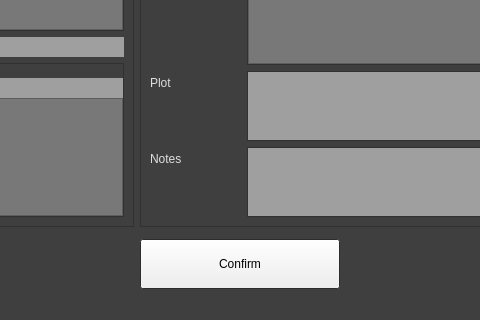
This is ui/edit_ui.ui in rexosorous/media-organizer as Qt 5 draws it before an edit; both pictures show x 504 to 984 and y 430 to 750 of the 1109 by 750 pixel window. The edited form follows.
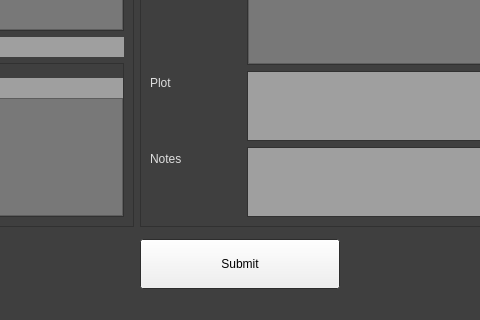
This is the edited form.

```diff
--- a/ui/edit_ui.ui
+++ b/ui/edit_ui.ui
@@ -121,7 +121,7 @@
        </size>
       </property>
       <property name="text">
-       <string>Confirm</string>
+       <string>Submit</string>
       </property>
      </widget>
     </item>
```
Left out of the diff: 2 changed lines with no effect on the pictures.
